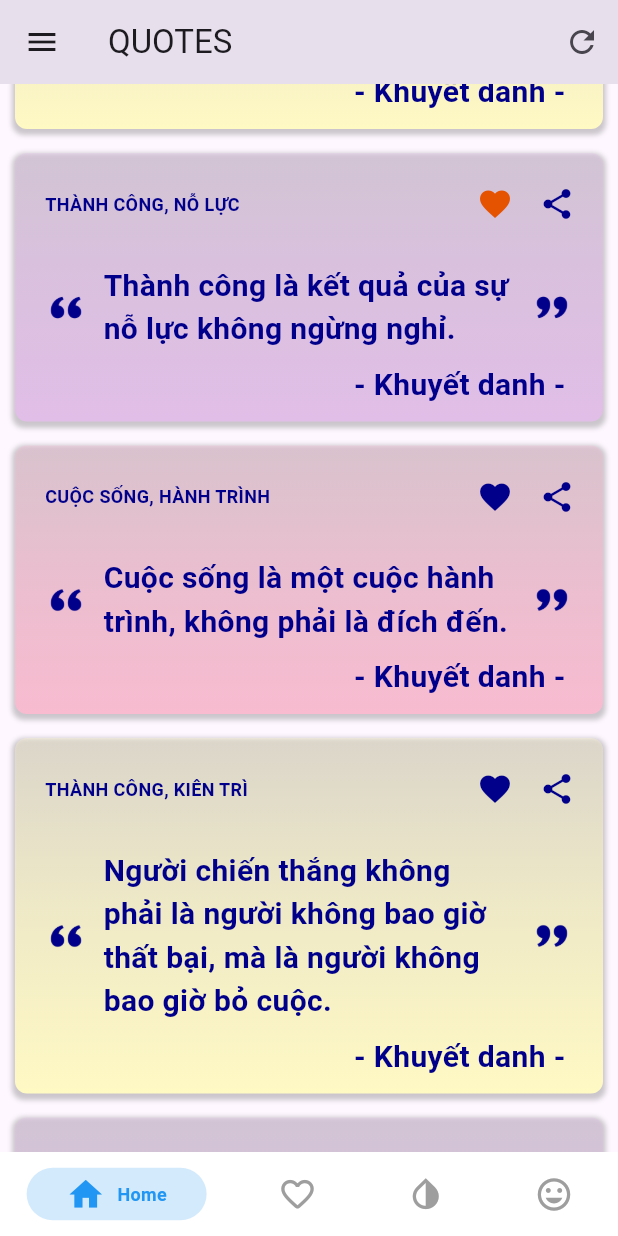
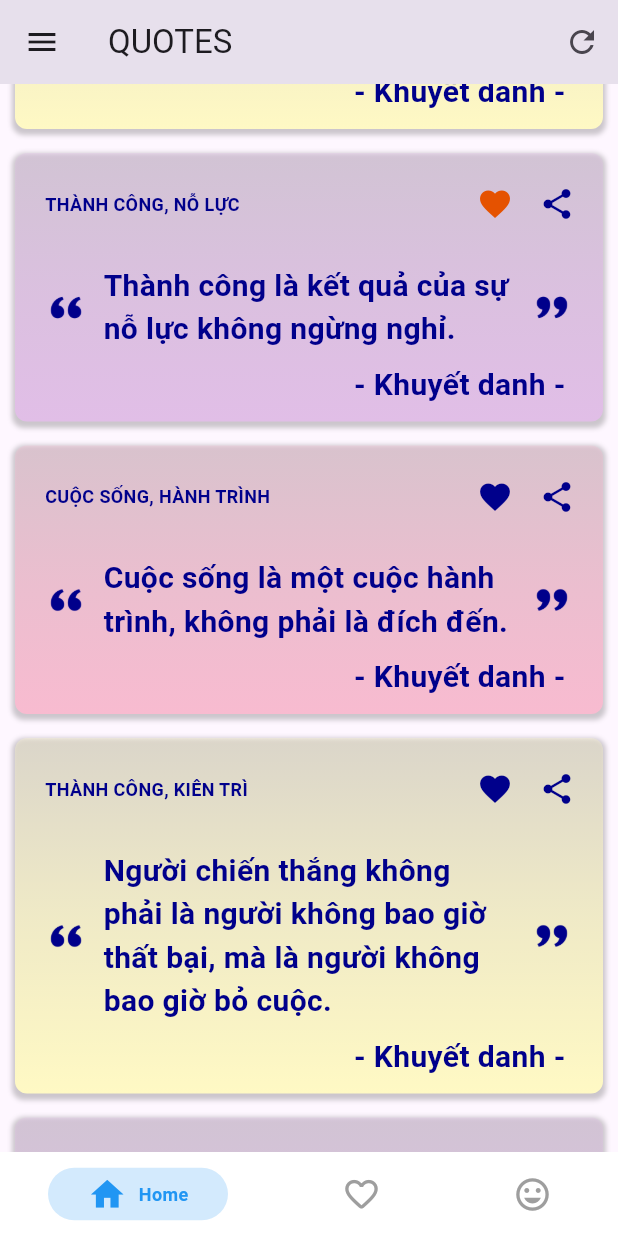
Before and after one commit to hanhmh1203/quotes_mobile, a Flutter app: the screen it shows after launch, scrolled down 576 dp, after a tap on the "favorite" icon, on a phone screen of 412 x 824 dp. Run offline on Flutter 3.47's test engine with Material 3 defaults, Android fonts, the phone set to English and light mode, and no system bars; drawn by our look-alikes of persistent_bottom_nav_bar; our stand-ins replace easy_localization, fluttertoast, get, isar, share_plus and 1 more; missing offline and left inert: dart:ffi; accounts and stored records are empty; generated files the repository leaves out were written again.

Commit message:
update code

```diff
--- a/assets/translations/en-US.json
+++ b/assets/translations/en-US.json
@@ -6,7 +6,7 @@
   "str_fav": "Favourite",
   "str_random": "Random",
   "confirm_delete": "Confirm delete",
-  "question_delete": "Are you sure you want to delete ?",
+  "question_delete": "Are you sure you want to delete this?",
   "cancel": "Cancel",
   "delete": "Delete",
   "save": "Save"
--- a/lib/ui/bottom_menu/bottom_nav_bar_screen.dart
+++ b/lib/ui/bottom_menu/bottom_nav_bar_screen.dart
@@ -6,6 +6,7 @@ import 'package:quotes_mobile/core/log_helper.dart';
 import 'package:quotes_mobile/ui/fav/favourite_controller.dart';
 import 'package:quotes_mobile/ui/mine/mine_page.dart';
 import 'package:quotes_mobile/ui/random/random_page.dart';
+import 'package:quotes_mobile/ui/start/start_controller.dart';
 
 import '../fav/favourite_screen.dart';
 import '../setting/setting_screen.dart';
@@ -21,7 +22,7 @@ class BottomNavBarScreen extends StatelessWidget {
       return [
         const StartScreen(),
         const FavouriteScreen(),
-        const RandomScreen(),
+        // const RandomScreen(),
         const MineScreen(),
         // const SettingScreen(),
       ];
@@ -43,12 +44,12 @@ class BottomNavBarScreen extends StatelessWidget {
           inactiveColorPrimary: Colors.grey,
         ),
 
-        PersistentBottomNavBarItem(
-          icon: const Icon(Icons.invert_colors_on_outlined),
-          title: ("Random"),
-          activeColorPrimary: Colors.blue,
-          inactiveColorPrimary: Colors.grey,
-        ),
+        // PersistentBottomNavBarItem(
+        //   icon: const Icon(Icons.invert_colors_on_outlined),
+        //   title: ("Random"),
+        //   activeColorPrimary: Colors.blue,
+        //   inactiveColorPrimary: Colors.grey,
+        // ),
         PersistentBottomNavBarItem(
           icon: const Icon(Icons.insert_emoticon),
           title: ("Mine"),
@@ -78,9 +79,13 @@ class BottomNavBarScreen extends StatelessWidget {
       print("Tab changed to: ${_controller.index}");
 
       // Trigger any custom action here
-      if(_controller.index ==1){
+      if (_controller.index == 1) {
         FavouriteController favouriteController = Get.find();
         favouriteController.loadDataQuote();
+      }
+      if (_controller.index == 0) {
+        StartController startController = Get.find();
+        startController.reloadData();
       }
     });
     return PersistentTabView(
--- a/lib/ui/fav/favourite_controller.dart
+++ b/lib/ui/fav/favourite_controller.dart
@@ -15,9 +15,9 @@ class FavouriteController extends BaseController{
   }
 
   Future<void> loadDataQuote() async {
+    quotes.clear();
     QuoteRepository repository = Get.find();
     var list = await repository.loadQuotesFav();
-    quotes.clear();
     quotes.addAll(list);
   }
 
--- a/lib/ui/start/start_controller.dart
+++ b/lib/ui/start/start_controller.dart
@@ -20,6 +20,7 @@ class StartController extends BaseController {
   RxList<QuoteModel> quotes = RxList();
   RxString title = tr("app_name").obs;
   SharedUtils sharedUtils = Get.find();
+  QuoteTypeModel? currentTypeSelected;
 
   @override
   void onClose() {
@@ -62,7 +63,16 @@ class StartController extends BaseController {
     // await repository.loadQuotes();
   }
 
+  Future<void> reloadData() async {
+    if (currentTypeSelected != null) {
+      loadQuoteByType(typeModel: currentTypeSelected!);
+    }else{
+      loadDataQuote();
+    }
+  }
+
   Future<void> loadDataQuote() async {
+    currentTypeSelected = null;
     setTitle(tr("app_name"));
     quotes.clear();
     QuoteRepository repository = Get.find();
@@ -80,6 +90,7 @@ class StartController extends BaseController {
   }
 
   Future<void> loadQuoteByType({required QuoteTypeModel typeModel}) async {
+    currentTypeSelected = typeModel;
     quotes.clear();
     // quotes.refresh();
     QuoteRepository repository = Get.find();
--- a/lib/ui/view_item/quote_item_controller.dart
+++ b/lib/ui/view_item/quote_item_controller.dart
@@ -5,6 +5,7 @@ import 'package:quotes_mobile/core/log_helper.dart';
 import 'package:quotes_mobile/data/models/quote_model.dart';
 import 'package:quotes_mobile/data/repositories/quote_repository.dart';
 import 'package:quotes_mobile/ui/base_controller.dart';
+import 'package:quotes_mobile/ui/fav/favourite_controller.dart';
 import 'package:quotes_mobile/ui/mine/mine_controller.dart';
 import 'package:quotes_mobile/ui/view_item/view_item_page.dart';
 import 'package:share_plus/share_plus.dart';
@@ -19,6 +20,11 @@ class QuoteItemController extends BaseController {
   toggleFavorite() async {
     quoteVM.isFav.value = !quoteVM.isFav.value;
     await quoteRepository.saveQuoteFav(quoteVM.isFav.value, quoteVM.id);
+    if(Get.isRegistered<FavouriteController>()){
+      FavouriteController favouriteController = Get.find();
+      favouriteController.loadDataQuote();
+    }
+
   }
 
   deleteQuote(int id) async {
```
Lines whose indentation alone changed are shown as unchanged.
